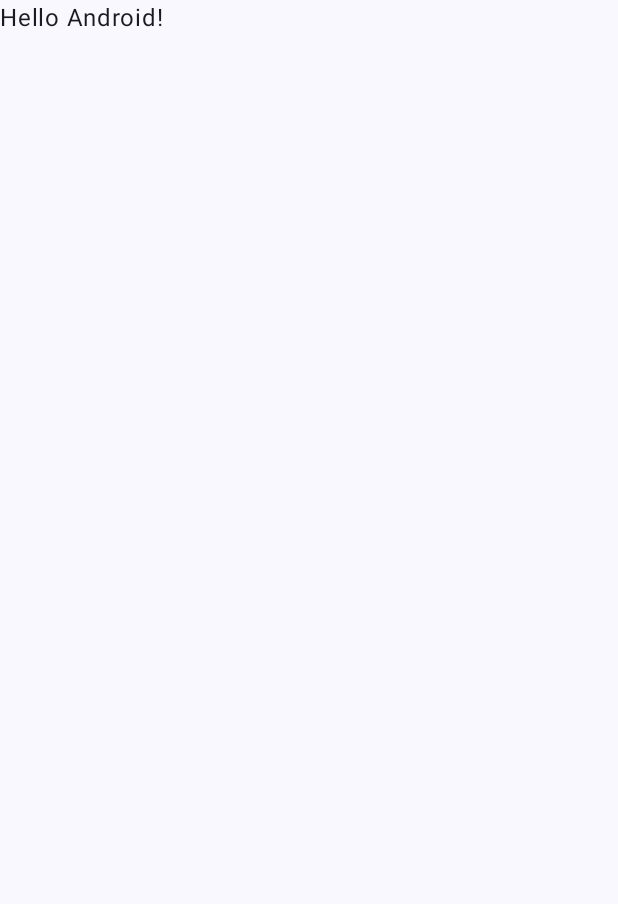
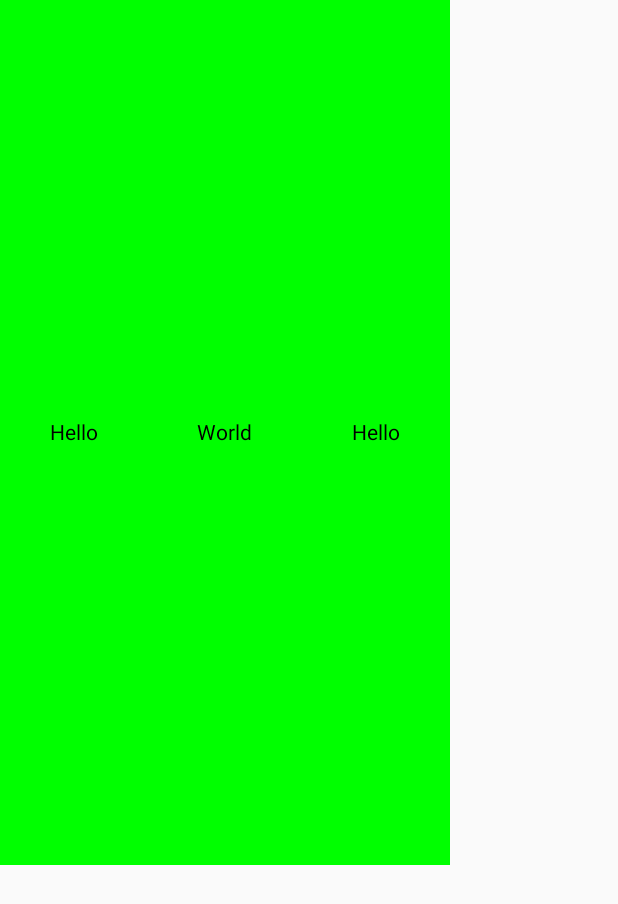
Before and after one commit to kadersuutlu/ComposeTutorial, an Android app built with Jetpack Compose: the screen it shows after launch (MainActivity), on a phone screen of 412 x 824 dp. Before the commit the part shown is almost empty. Shown: the top 904 px of the screen. Run offline under Robolectric (Android 15) with nearby library versions, the phone set to English and light mode, and no system bars.

Commit message:
Rows, Columns & Basic Sizing

```diff
--- a/app/src/main/java/com/kader/composeapp/MainActivity.kt
+++ b/app/src/main/java/com/kader/composeapp/MainActivity.kt
@@ -3,43 +3,46 @@ package com.kader.composeapp
 import android.os.Bundle
 import androidx.activity.ComponentActivity
 import androidx.activity.compose.setContent
+import androidx.compose.foundation.background
+import androidx.compose.foundation.layout.Arrangement
+import androidx.compose.foundation.layout.Column
+import androidx.compose.foundation.layout.Row
+import androidx.compose.foundation.layout.fillMaxHeight
 import androidx.compose.foundation.layout.fillMaxSize
-import androidx.compose.material3.MaterialTheme
-import androidx.compose.material3.Surface
+import androidx.compose.foundation.layout.width
 import androidx.compose.material3.Text
-import androidx.compose.runtime.Composable
+import androidx.compose.ui.Alignment
 import androidx.compose.ui.Modifier
-import androidx.compose.ui.tooling.preview.Preview
-import com.kader.composeapp.ui.theme.ComposeAppTheme
+import androidx.compose.ui.graphics.Color
+import androidx.compose.ui.unit.dp
 
 class MainActivity : ComponentActivity() {
     override fun onCreate(savedInstanceState: Bundle?) {
         super.onCreate(savedInstanceState)
         setContent {
-            ComposeAppTheme {
-                Surface(
-                    modifier = Modifier.fillMaxSize(),
-                    color = MaterialTheme.colorScheme.background
+            /*Column(
+                modifier = Modifier
+                    .fillMaxSize()
+                    .background(Color.Green),
+                horizontalAlignment = Alignment.CenterHorizontally,
+                verticalArrangement = Arrangement.SpaceBetween
+            ) {
+                Text("Hello")
+                Text("World")
+                Text("Hello")
+            }*/
+            Row (
+                modifier = Modifier
+                    .width(300.dp)
+                    .fillMaxHeight(0.7f)
+                    .background(Color.Green),
+                horizontalArrangement = Arrangement.SpaceAround,
+                verticalAlignment = Alignment.CenterVertically
                 ) {
-                    Greeting("Android")
-                }
+                Text("Hello")
+                Text("World")
+                Text("Hello")
             }
         }
     }
 }
-
-@Composable
-fun Greeting(name: String, modifier: Modifier = Modifier) {
-    Text(
-        text = "Hello $name!",
-        modifier = modifier
-    )
-}
-
-@Preview(showBackground = true)
-@Composable
-fun GreetingPreview() {
-    ComposeAppTheme {
-        Greeting("Compose <3")
-    }
-}
```
